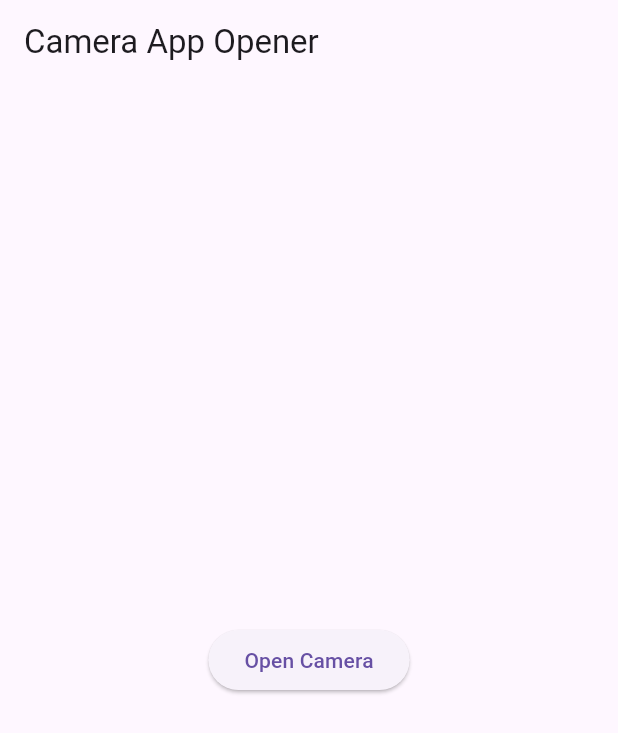
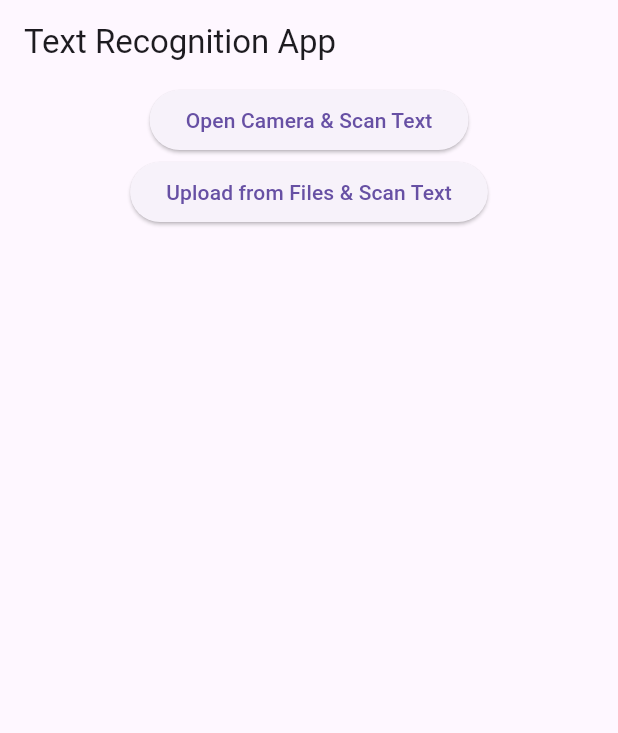
Before and after one commit to yo-mensch/turnandlearn_app, a Flutter app: the screen it shows after launch, on a phone screen of 412 x 824 dp. Shown: the top 733 px of the screen. Run offline on Flutter 3.47's test engine with Material 3 defaults, Android fonts, the phone set to English and light mode, and no system bars; our stand-ins replace image_picker; missing offline and left inert: google_mlkit_text_recognition.

Commit message:
add google ml kit package to scan text from a photo

```diff
--- a/lib/main.dart
+++ b/lib/main.dart
@@ -1,5 +1,6 @@
 import 'package:flutter/material.dart';
 import 'package:image_picker/image_picker.dart';
+import 'package:google_mlkit_text_recognition/google_mlkit_text_recognition.dart';
 
 void main() {
   runApp(MyApp());
@@ -11,35 +12,70 @@ class MyApp extends StatelessWidget {
     return MaterialApp(
       home: Scaffold(
         appBar: AppBar(
-          title: Text('Camera App Opener'),
+          title: Text('Text Recognition App'),
         ),
         body: Center(
-          child: OpenCameraButton(),
+          child: OpenCameraAndGalleryButton(),
         ),
       ),
     );
   }
 }
 
-class OpenCameraButton extends StatefulWidget {
+class OpenCameraAndGalleryButton extends StatefulWidget {
   @override
-  _OpenCameraButtonState createState() => _OpenCameraButtonState();
+  _OpenCameraAndGalleryButtonState createState() => _OpenCameraAndGalleryButtonState();
 }
 
-class _OpenCameraButtonState extends State<OpenCameraButton> {
+class _OpenCameraAndGalleryButtonState extends State<OpenCameraAndGalleryButton> {
   final ImagePicker _picker = ImagePicker();
+  String _recognizedText = '';
+
+  Future<void> _processImage(XFile image) async {
+    final inputImage = InputImage.fromFilePath(image.path);
+    final textRecognizer = TextRecognizer(script: TextRecognitionScript.latin);
+    final RecognizedText recognizedText = await textRecognizer.processImage(inputImage);
+    await textRecognizer.close();
+
+    setState(() {
+      _recognizedText = recognizedText.text;
+    });
+  }
+
+  Future<void> _openGallery() async {
+    final XFile? image = await _picker.pickImage(source: ImageSource.gallery);
+    if (image != null) {
+      await _processImage(image);
+    }
+  }
 
   Future<void> _openCamera() async {
-    // Capture a photo
     final XFile? photo = await _picker.pickImage(source: ImageSource.camera);
-    // Optionally, you can do something with the photo here, like displaying it in the UI
+    if (photo != null) {
+      await _processImage(photo);
+    }
   }
 
   @override
   Widget build(BuildContext context) {
-    return ElevatedButton(
-      onPressed: _openCamera,
-      child: Text('Open Camera'),
+    return Column(
+      mainAxisSize: MainAxisSize.min,
+      children: <Widget>[
+        ElevatedButton(
+          onPressed: _openCamera,
+          child: Text('Open Camera & Scan Text'),
+        ),
+        ElevatedButton(
+          onPressed: _openGallery,
+          child: Text('Upload from Files & Scan Text'),
+        ),
+        SizedBox(height: 20),
+        Expanded(
+          child: SingleChildScrollView(
+            child: Text(_recognizedText, textAlign: TextAlign.center),
+          ),
+        ),
+      ],
     );
   }
 }
--- a/pubspec.yaml
+++ b/pubspec.yaml
@@ -36,6 +36,8 @@ dependencies:
   # Use with the CupertinoIcons class for iOS style icons.
   cupertino_icons: ^1.0.2
   image_picker: ^1.0.7
+  ocr_scan_text: ^1.3.1
+  google_mlkit_text_recognition: ^0.8.1
 
 dev_dependencies:
   flutter_test:
```
Also changed, not shown: pubspec.lock, 2 other files.
